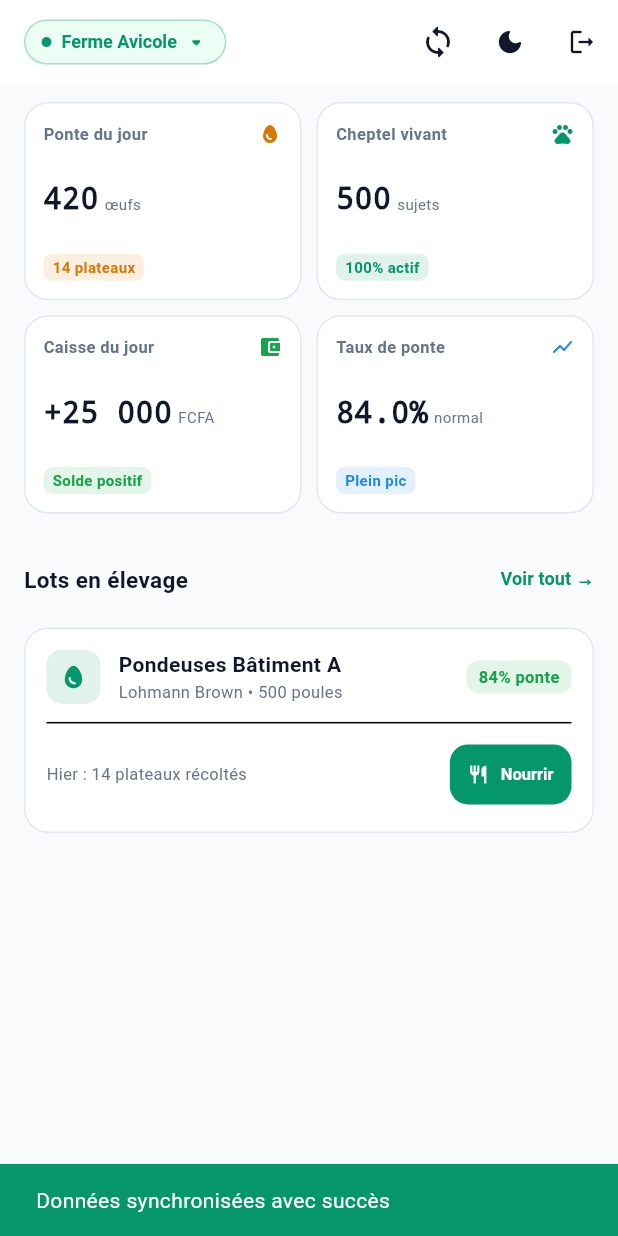
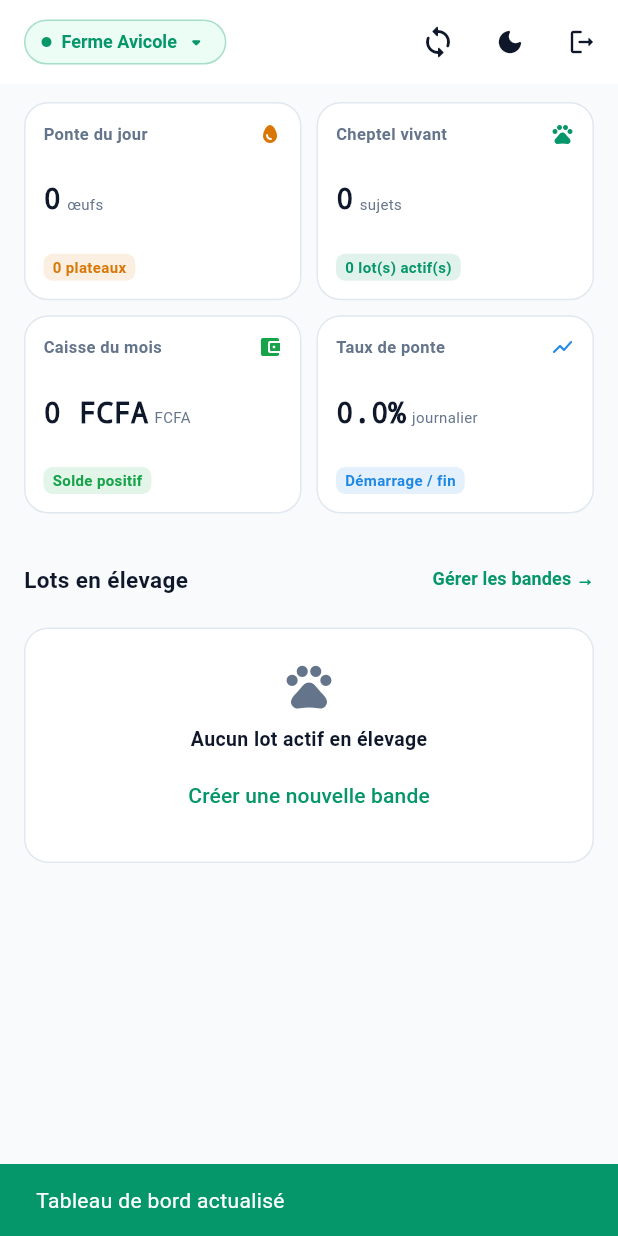
Before and after one commit to Rodrigue-gbantehehou/Lefermier, a Flutter app: the DashboardScreen screen opened directly with empty values, after a tap on the "sync" icon, on a phone screen of 412 x 824 dp. Run offline on Flutter 3.47's test engine with Material 3 defaults, Android fonts, the phone set to English and light mode, and no system bars; our stand-ins replace dio, flutter_riverpod, shared_preferences; accounts and stored records are empty.

Commit message:
feat(mobile): connect Dashboard home screen to real Symfony API KPIs and flocks

```diff
--- /dev/null
+++ b/mobile/lib/features/dashboard/dashboard_provider.dart
@@ -0,0 +1,151 @@
+import 'package:flutter_riverpod/flutter_riverpod.dart';
+import 'package:dio/dio.dart';
+import '../../core/api/api_client.dart';
+import '../../core/api/api_endpoints.dart';
+import '../../core/models/flock.dart';
+import '../../core/models/transaction.dart';
+import '../auth/auth_provider.dart';
+
+class DashboardKpiData {
+  final int todayGoodEggs;
+  final int todayTraysCount;
+  final double todayLayingRate;
+  final int totalBirds;
+  final int activeFlocksCount;
+  final int currentMonthNetBalance;
+  final int currentMonthIncome;
+  final int currentMonthExpense;
+  final String currency;
+  final List<Flock> flocks;
+  final List<Transaction> recentTransactions;
+
+  const DashboardKpiData({
+    this.todayGoodEggs = 0,
+    this.todayTraysCount = 0,
+    this.todayLayingRate = 0.0,
+    this.totalBirds = 0,
+    this.activeFlocksCount = 0,
+    this.currentMonthNetBalance = 0,
+    this.currentMonthIncome = 0,
+    this.currentMonthExpense = 0,
+    this.currency = "FCFA",
+    this.flocks = const [],
+    this.recentTransactions = const [],
+  });
+
+  factory DashboardKpiData.fromJson(Map<String, dynamic> json, List<Flock> flocks) {
+    final eggToday = json['eggProduction']?['today'] as Map<String, dynamic>? ?? {};
+    final flocksSummary = json['flocks'] as Map<String, dynamic>? ?? {};
+    final finMonth = json['finances']?['currentMonth'] as Map<String, dynamic>? ?? {};
+    final rawRecentTx = json['finances']?['recentTransactions'] as List<dynamic>? ?? [];
+
+    final transactions = rawRecentTx
+        .map((t) => Transaction.fromJson(t as Map<String, dynamic>))
+        .toList();
+
+    return DashboardKpiData(
+      todayGoodEggs: (eggToday['goodEggs'] as num?)?.toInt() ?? 0,
+      todayTraysCount: (eggToday['traysCount'] as num?)?.toInt() ?? 0,
+      todayLayingRate: (eggToday['layingRate'] as num?)?.toDouble() ?? 0.0,
+      totalBirds: (flocksSummary['totalBirds'] as num?)?.toInt() ?? 0,
+      activeFlocksCount: (flocksSummary['activeFlocksCount'] as num?)?.toInt() ?? 0,
+      currentMonthNetBalance: (finMonth['netBalance'] as num?)?.toInt() ?? 0,
+      currentMonthIncome: (finMonth['income'] as num?)?.toInt() ?? 0,
+      currentMonthExpense: (finMonth['expense'] as num?)?.toInt() ?? 0,
+      currency: "FCFA",
+      flocks: flocks,
+      recentTransactions: transactions,
+    );
+  }
+}
+
+class DashboardState {
+  final bool isLoading;
+  final String? error;
+  final DashboardKpiData kpi;
+
+  const DashboardState({
+    this.isLoading = false,
+    this.error,
+    this.kpi = const DashboardKpiData(),
+  });
+
+  DashboardState copyWith({
+    bool? isLoading,
+    String? error,
+    DashboardKpiData? kpi,
+    bool clearError = false,
+  }) {
+    return DashboardState(
+      isLoading: isLoading ?? this.isLoading,
+      error: clearError ? null : (error ?? this.error),
+      kpi: kpi ?? this.kpi,
+    );
+  }
+}
+
+class DashboardNotifier extends StateNotifier<DashboardState> {
+  final ApiClient _apiClient;
+  final Ref _ref;
+
+  DashboardNotifier(this._apiClient, this._ref) : super(const DashboardState()) {
+    loadDashboard();
+  }
+
+  Future<void> loadDashboard({bool showLoading = true}) async {
+    final activeFarm = _ref.read(authProvider).activeFarm;
+    if (activeFarm == null) {
+      state = state.copyWith(isLoading: false);
+      return;
+    }
+
+    if (showLoading) {
+      state = state.copyWith(isLoading: true, clearError: true);
+    }
+
+    try {
+      // 1. Dashboard summary
+      final dashRes = await _apiClient.dio.get(
+        ApiEndpoints.farmDashboard(activeFarm.id),
+      );
+
+      // 2. Flocks list
+      final flocksRes = await _apiClient.dio.get(
+        ApiEndpoints.farmFlocks(activeFarm.id),
+        queryParameters: {'status': 'ACTIVE'},
+      );
+
+      final rawFlocks = flocksRes.data['data'] as List<dynamic>? ?? [];
+      final flocks = rawFlocks
+          .map((item) => Flock.fromJson(item as Map<String, dynamic>))
+          .toList();
+
+      final kpi = DashboardKpiData.fromJson(
+        dashRes.data['data'] as Map<String, dynamic>? ?? {},
+        flocks,
+      );
+
+      state = state.copyWith(
+        isLoading: false,
+        kpi: kpi,
+      );
+    } on DioException catch (e) {
+      String message = "Impossible de charger le tableau de bord.";
+      if (e.response?.data is Map && e.response?.data['message'] != null) {
+        message = e.response!.data['message'] as String;
+      }
+      state = state.copyWith(isLoading: false, error: message);
+    } catch (e) {
+      state = state.copyWith(
+        isLoading: false,
+        error: "Erreur de chargement: $e",
+      );
+    }
+  }
+}
+
+final dashboardProvider = StateNotifierProvider<DashboardNotifier, DashboardState>((ref) {
+  // Déclenche un rechargement automatique si l'exploitation active change
+  ref.watch(authProvider.select((s) => s.activeFarm?.id));
+  return DashboardNotifier(ApiClient(), ref);
+});
--- a/mobile/lib/features/dashboard/dashboard_screen.dart
+++ b/mobile/lib/features/dashboard/dashboard_screen.dart
@@ -2,8 +2,10 @@ import 'package:flutter/material.dart';
 import 'package:flutter_riverpod/flutter_riverpod.dart';
 import '../../core/theme/app_theme.dart';
 import '../../core/theme/theme_provider.dart';
+import '../../core/utils/currency_formatter.dart';
 import '../auth/auth_provider.dart';
 import '../auth/farm_selection_sheet.dart';
+import 'dashboard_provider.dart';
 
 class DashboardScreen extends ConsumerWidget {
   final VoidCallback onOpenQuickActions;
@@ -22,6 +24,8 @@ class DashboardScreen extends ConsumerWidget {
   @override
   Widget build(BuildContext context, WidgetRef ref) {
     final authState = ref.watch(authProvider);
+    final dashState = ref.watch(dashboardProvider);
+    final kpi = dashState.kpi;
     final isDark = Theme.of(context).brightness == Brightness.dark;
     final surfaceColor = isDark ? AppColors.surfaceDark : AppColors.surfaceLight;
     final borderColor = isDark ? AppColors.borderDark : AppColors.borderLight;
@@ -68,13 +72,13 @@ class DashboardScreen extends ConsumerWidget {
         actions: [
           IconButton(
             icon: const Icon(Icons.sync_rounded),
-            tooltip: "Synchroniser",
+            tooltip: "Actualiser",
             onPressed: () async {
-              await ref.read(authProvider.notifier).loadFarms();
+              await ref.read(dashboardProvider.notifier).loadDashboard();
               if (context.mounted) {
                 ScaffoldMessenger.of(context).showSnackBar(
                   const SnackBar(
-                    content: Text("Données synchronisées avec succès"),
+                    content: Text("Tableau de bord actualisé"),
                     backgroundColor: AppColors.primary,
                     duration: Duration(seconds: 1),
                   ),
@@ -82,7 +86,6 @@ class DashboardScreen extends ConsumerWidget {
               }
             },
           ),
-          // Bouton du mode (Light / Dark)
           IconButton(
             icon: Icon(
               isDark ? Icons.light_mode_rounded : Icons.dark_mode_rounded,
@@ -100,16 +103,16 @@ class DashboardScreen extends ConsumerWidget {
         ],
       ),
       body: RefreshIndicator(
-        onRefresh: () async {
-          await Future.delayed(const Duration(milliseconds: 600));
-        },
-        child: SingleChildScrollView(
+        onRefresh: () => ref.read(dashboardProvider.notifier).loadDashboard(showLoading: false),
+        child: dashState.isLoading
+            ? const Center(child: CircularProgressIndicator())
+            : SingleChildScrollView(
                 physics: const AlwaysScrollableScrollPhysics(),
                 padding: const EdgeInsets.symmetric(horizontal: 16, vertical: 12),
                 child: Column(
                   crossAxisAlignment: CrossAxisAlignment.start,
                   children: [
-              // KPI 2x2 Grid
+                    // KPI 2x2 Grid dynamique
                     GridView.count(
                       crossAxisCount: 2,
                       shrinkWrap: true,
@@ -120,36 +123,36 @@ class DashboardScreen extends ConsumerWidget {
                       children: [
                         _KpiCard(
                           title: "Ponte du jour",
-                    value: "420",
+                          value: "${kpi.todayGoodEggs}",
                           unit: "œufs",
-                    badgeText: "14 plateaux",
+                          badgeText: "${kpi.todayTraysCount} plateaux",
                           badgeColor: AppColors.accent,
                           icon: Icons.egg_rounded,
                           onTap: onNavigateToEggs,
                         ),
                         _KpiCard(
                           title: "Cheptel vivant",
-                    value: "500",
+                          value: "${kpi.totalBirds}",
                           unit: "sujets",
-                    badgeText: "100% actif",
+                          badgeText: "${kpi.activeFlocksCount} lot(s) actif(s)",
                           badgeColor: AppColors.primary,
                           icon: Icons.pets_rounded,
                           onTap: onNavigateToFlocks,
                         ),
                         _KpiCard(
-                    title: "Caisse du jour",
-                    value: "+25 000",
+                          title: "Caisse du mois",
+                          value: CurrencyFormatter.formatFcfa(kpi.currentMonthNetBalance),
                           unit: "FCFA",
-                    badgeText: "Solde positif",
-                    badgeColor: AppColors.success,
+                          badgeText: kpi.currentMonthNetBalance >= 0 ? "Solde positif" : "Solde négatif",
+                          badgeColor: kpi.currentMonthNetBalance >= 0 ? AppColors.success : AppColors.danger,
                           icon: Icons.account_balance_wallet_rounded,
                           onTap: onNavigateToFinances,
                         ),
                         _KpiCard(
                           title: "Taux de ponte",
-                    value: "84.0%",
-                    unit: "normal",
-                    badgeText: "Plein pic",
+                          value: "${kpi.todayLayingRate.toStringAsFixed(1)}%",
+                          unit: "journalier",
+                          badgeText: kpi.todayLayingRate >= 70 ? "Bon rendement" : "Démarrage / fin",
                           badgeColor: Colors.blue.shade600,
                           icon: Icons.show_chart_rounded,
                           onTap: onNavigateToEggs,
@@ -158,7 +161,7 @@ class DashboardScreen extends ConsumerWidget {
                     ),
                     const SizedBox(height: 20),
 
-              // Mes Lots en élevage
+                    // Lots en élevage réels
                     Row(
                       mainAxisAlignment: MainAxisAlignment.spaceBetween,
                       children: [
@@ -176,7 +179,7 @@ class DashboardScreen extends ConsumerWidget {
                             minimumSize: const Size(50, 30),
                           ),
                           child: const Text(
-                      "Voir tout →",
+                            "Gérer les bandes →",
                             style: TextStyle(fontSize: 12, fontWeight: FontWeight.bold),
                           ),
                         ),
@@ -184,8 +187,35 @@ class DashboardScreen extends ConsumerWidget {
                     ),
                     const SizedBox(height: 8),
 
-              // Flock Preview Card
+                    if (kpi.flocks.isEmpty)
                       Container(
+                        padding: const EdgeInsets.all(20),
+                        decoration: BoxDecoration(
+                          color: surfaceColor,
+                          borderRadius: BorderRadius.circular(16),
+                          border: Border.all(color: borderColor),
+                        ),
+                        alignment: Alignment.center,
+                        child: Column(
+                          children: [
+                            const Icon(Icons.pets_outlined, size: 36, color: AppColors.textMutedLight),
+                            const SizedBox(height: 8),
+                            const Text(
+                              "Aucun lot actif en élevage",
+                              style: TextStyle(fontWeight: FontWeight.bold, fontSize: 13),
+                            ),
+                            const SizedBox(height: 4),
+                            TextButton(
+                              onPressed: onNavigateToFlocks,
+                              child: const Text("Créer une nouvelle bande"),
+                            ),
+                          ],
+                        ),
+                      )
+                    else
+                      ...kpi.flocks.take(2).map((flock) {
+                        return Container(
+                          margin: const EdgeInsets.only(bottom: 10),
                           decoration: BoxDecoration(
                             color: surfaceColor,
                             borderRadius: BorderRadius.circular(16),
@@ -199,26 +229,30 @@ class DashboardScreen extends ConsumerWidget {
                                   Container(
                                     padding: const EdgeInsets.all(8),
                                     decoration: BoxDecoration(
-                            color: AppColors.primary.withValues(alpha: 0.12),
+                                      color: (flock.isLayer ? AppColors.accent : AppColors.primary).withValues(alpha: 0.12),
                                       borderRadius: BorderRadius.circular(10),
                                     ),
-                          child: const Icon(Icons.egg, color: AppColors.primary, size: 20),
+                                    child: Icon(
+                                      flock.isLayer ? Icons.egg_rounded : Icons.pets_rounded,
+                                      color: flock.isLayer ? AppColors.accent : AppColors.primary,
+                                      size: 20,
+                                    ),
                                   ),
                                   const SizedBox(width: 12),
-                        const Expanded(
+                                  Expanded(
                                     child: Column(
                                       crossAxisAlignment: CrossAxisAlignment.start,
                                       children: [
                                         Text(
-                                "Pondeuses Bâtiment A",
-                                style: TextStyle(
+                                          flock.name,
+                                          style: const TextStyle(
                                             fontWeight: FontWeight.bold,
                                             fontSize: 14,
                                           ),
                                         ),
                                         Text(
-                                "Lohmann Brown • 500 poules",
-                                style: TextStyle(fontSize: 11, color: AppColors.textMutedLight),
+                                          "${flock.breed} • ${flock.currentQuantity} sujets vivants",
+                                          style: const TextStyle(fontSize: 11, color: AppColors.textMutedLight),
                                         ),
                                       ],
                                     ),
@@ -229,9 +263,9 @@ class DashboardScreen extends ConsumerWidget {
                                       color: AppColors.success.withValues(alpha: 0.12),
                                       borderRadius: BorderRadius.circular(8),
                                     ),
-                          child: const Text(
-                            "84% ponte",
-                            style: TextStyle(
+                                    child: Text(
+                                      flock.isLayer ? "Pondeuses" : "Chair",
+                                      style: const TextStyle(
                                         color: AppColors.success,
                                         fontWeight: FontWeight.bold,
                                         fontSize: 11,
@@ -240,22 +274,22 @@ class DashboardScreen extends ConsumerWidget {
                                   ),
                                 ],
                               ),
-                    const SizedBox(height: 12),
+                              const SizedBox(height: 10),
                               const Divider(height: 1),
-                    const SizedBox(height: 10),
+                              const SizedBox(height: 8),
                               Row(
                                 mainAxisAlignment: MainAxisAlignment.spaceBetween,
                                 children: [
-                        const Text(
-                          "Hier : 14 plateaux récoltés",
-                          style: TextStyle(fontSize: 11, color: AppColors.textMutedLight),
+                                  Text(
+                                    "Mortalité: ${flock.calculatedMortalityRate.toStringAsFixed(1)}% (${flock.deathsCount} perte(s))",
+                                    style: const TextStyle(fontSize: 11, color: AppColors.textMutedLight),
                                   ),
-                        ElevatedButton.icon(
-                          onPressed: onOpenQuickActions,
-                          icon: const Icon(Icons.restaurant_outlined, size: 14),
-                          label: const Text("Nourrir"),
-                          style: ElevatedButton.styleFrom(
-                            padding: const EdgeInsets.symmetric(horizontal: 12, vertical: 6),
+                                  OutlinedButton.icon(
+                                    onPressed: flock.isLayer ? onNavigateToEggs : onNavigateToFlocks,
+                                    icon: Icon(flock.isLayer ? Icons.egg_outlined : Icons.remove_circle_outline, size: 14),
+                                    label: Text(flock.isLayer ? "Collecte" : "Mouvement"),
+                                    style: OutlinedButton.styleFrom(
+                                      padding: const EdgeInsets.symmetric(horizontal: 10, vertical: 4),
                                       textStyle: const TextStyle(fontSize: 11, fontWeight: FontWeight.bold),
                                     ),
                                   ),
@@ -263,7 +297,8 @@ class DashboardScreen extends ConsumerWidget {
                               ),
                             ],
                           ),
-              ),
+                        );
+                      }),
 
                     const SizedBox(height: 80), // Space for bottom navigation
                   ],
@@ -331,12 +366,15 @@ class _KpiCard extends StatelessWidget {
               crossAxisAlignment: CrossAxisAlignment.baseline,
               textBaseline: TextBaseline.alphabetic,
               children: [
-                Text(
+                Flexible(
+                  child: Text(
                     value,
                     style: const TextStyle(
-                    fontSize: 20,
+                      fontSize: 19,
                       fontWeight: FontWeight.w800,
                       fontFamily: 'monospace',
+                    ),
+                    overflow: TextOverflow.ellipsis,
                   ),
                 ),
                 const SizedBox(width: 4),
@@ -362,6 +400,8 @@ class _KpiCard extends StatelessWidget {
                   fontWeight: FontWeight.bold,
                   color: badgeColor,
                 ),
+                maxLines: 1,
+                overflow: TextOverflow.ellipsis,
               ),
             ),
           ],
```
Lines whose indentation alone changed are shown as unchanged.
